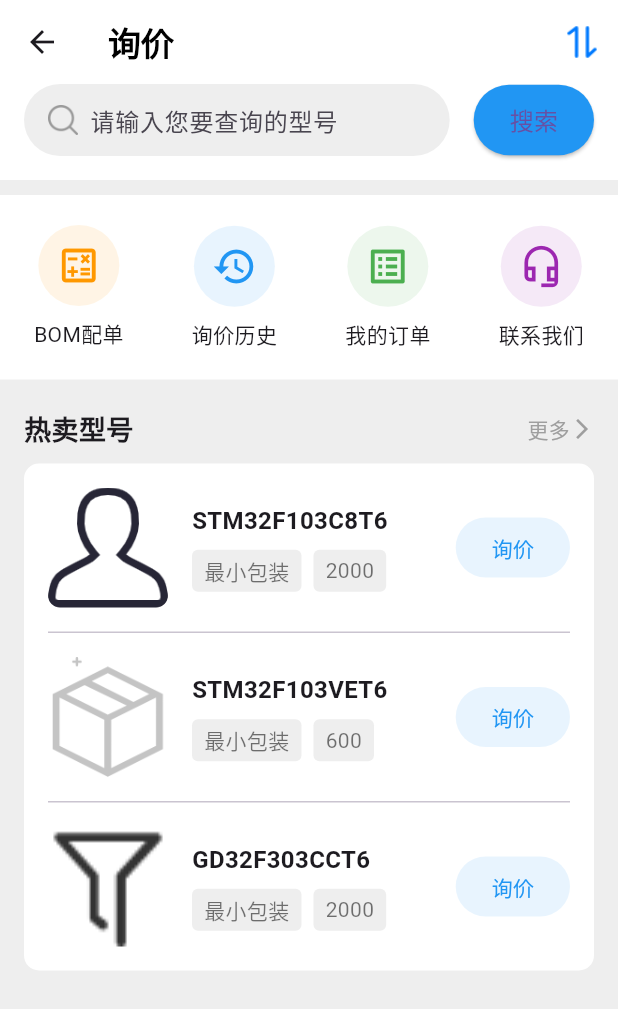
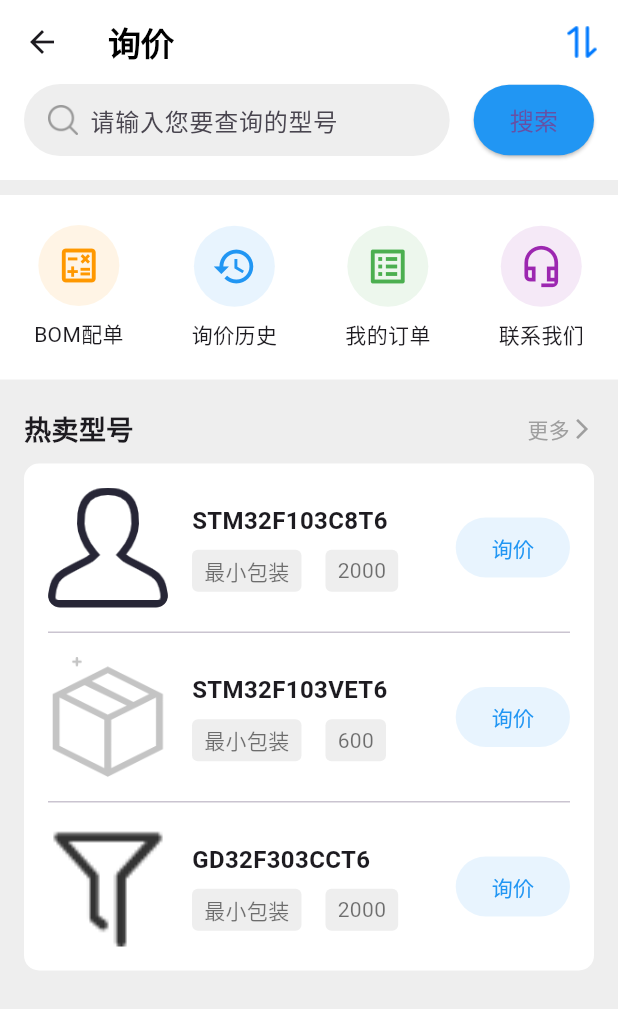
Before and after one commit to 2248157705/mall_flutter, a Flutter app: the InquiryPage screen opened directly, on a phone screen of 412 x 824 dp. Shown: the top 1009 px of the screen. Run offline on Flutter 3.47's test engine with Material 3 defaults, Android fonts, the phone set to English and light mode, and no system bars.

```diff
--- a/lib/home_page.dart
+++ b/lib/home_page.dart
@@ -245,7 +245,9 @@ class InquiryPage extends StatelessWidget {
                 children: [
                   Text(title, style: const TextStyle(fontSize: 16.0, fontWeight: FontWeight.bold)),
                   const SizedBox(height: 8.0),
-                  Row(
+                  Wrap( // Changed from Row to Wrap to handle tag overflow
+                    spacing: 8.0, // space between adjacent chips
+                    runSpacing: 4.0, // space between lines
                     children: tags.map((tag) => Container(
                       padding: const EdgeInsets.symmetric(horizontal: 8.0, vertical: 4.0),
                       margin: const EdgeInsets.only(right: 8.0),
```
Also changed, not shown: lib/main.dart (+7 -2 lines).
